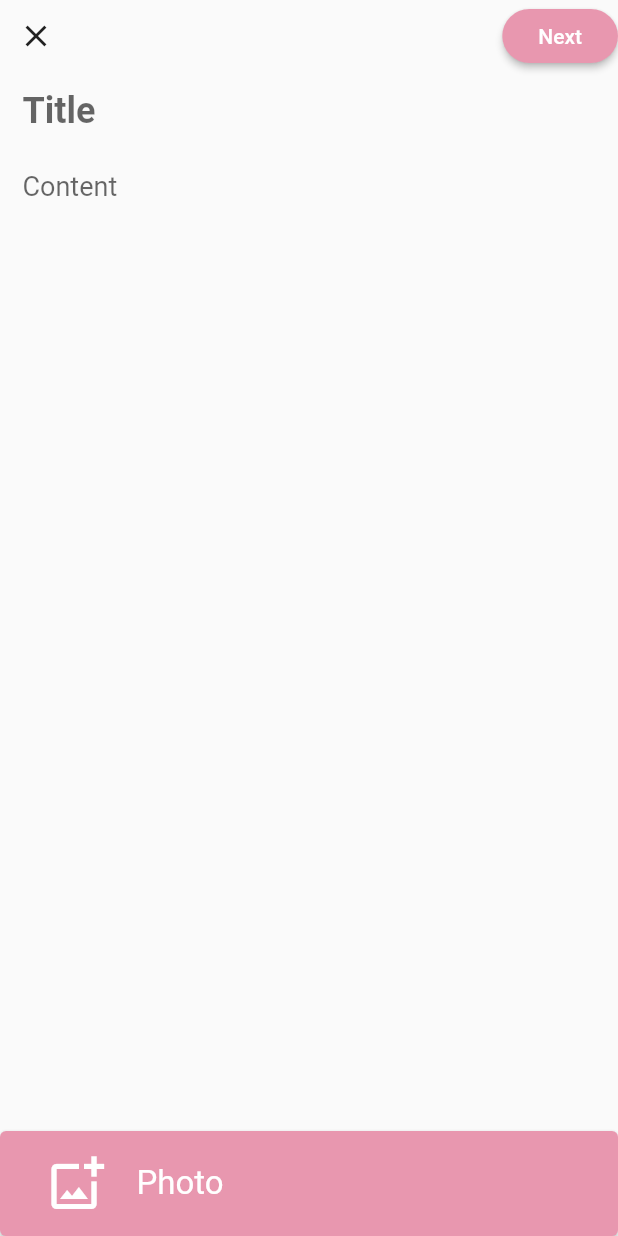
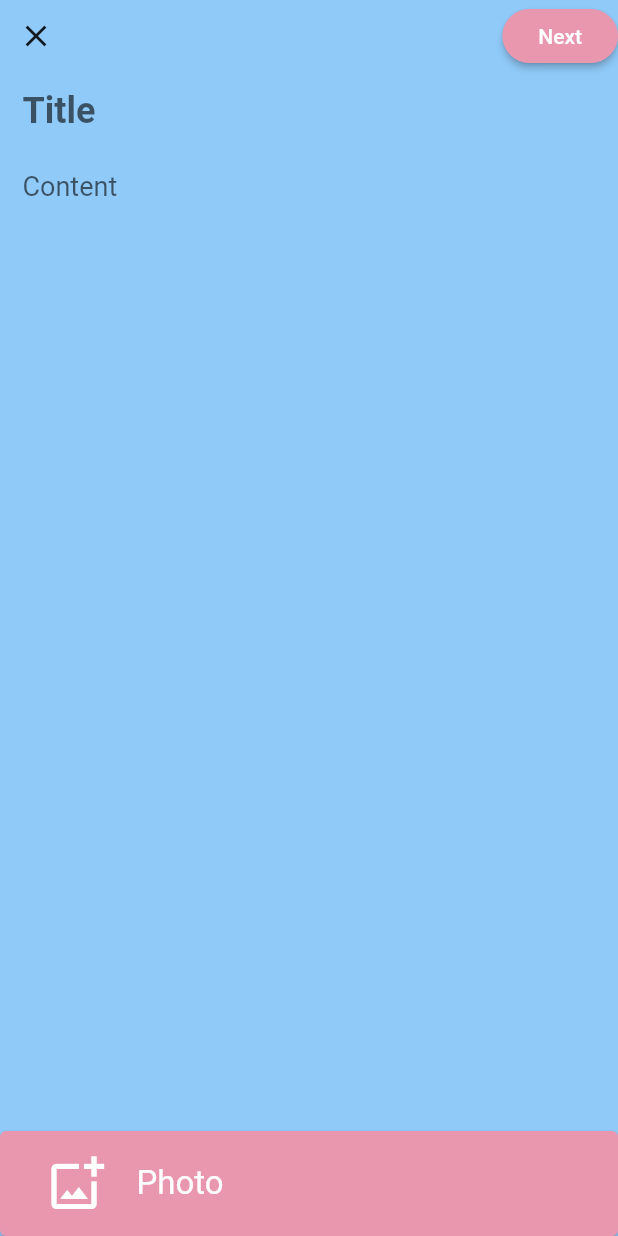
Before and after one commit to Thinc-Cu-Stack-Exchange/cu_problem_exchange, a Flutter app: the Create screen opened by its route, on a phone screen of 412 x 824 dp. Run offline on Flutter 3.47's test engine with Material 2 defaults, Android fonts, the phone set to English and light mode, and no system bars; our stand-ins replace carousel_slider, get, image_picker, photo_view; missing offline and left inert: colorful_safe_area.

Commit message:
Use carousel to display images

```diff
--- a/lib/page/create.dart
+++ b/lib/page/create.dart
@@ -1,5 +1,6 @@
 import 'dart:io';
 
+import 'package:carousel_slider/carousel_slider.dart';
 import 'package:flutter/material.dart';
 import 'package:get/get.dart';
 import 'package:image_picker/image_picker.dart';
@@ -13,6 +14,7 @@ class Create extends GetView<CreateController> {
   @override
   Widget build(BuildContext context) {
     return Scaffold(
+      backgroundColor: context.theme.backgroundColor,
       body: SafeArea(
         child: Column(
           children: [
@@ -37,11 +39,10 @@ class Create extends GetView<CreateController> {
             Expanded(
                 child: Padding(
                     padding: const EdgeInsets.symmetric(horizontal: 15),
-                    child: Obx(() => ListView.builder(
-                          itemCount: 2 + controller.imageList.length,
-                          itemBuilder: (BuildContext context, int index) {
-                            if (index == 0) {
-                              return TextField(
+                    child: ListView(
+                      padding: const EdgeInsets.only(bottom: 10),
+                      children: [
+                        TextField(
                           controller: controller.titleController,
                           style: const TextStyle(
                               fontSize: 24, fontWeight: FontWeight.bold),
@@ -50,34 +51,44 @@ class Create extends GetView<CreateController> {
                             hintText: 'Title',
                           ),
                           maxLines: null,
-                              );
-                            } else if (index == 1) {
-                              return TextField(
+                        ),
+                        TextField(
                           controller: controller.contentController,
                           style: const TextStyle(
-                                    fontSize: 18,
-                                    fontWeight: FontWeight.normal),
+                              fontSize: 18, fontWeight: FontWeight.normal),
                           decoration: const InputDecoration(
                             border: InputBorder.none,
                             hintText: 'Content',
                           ),
                           maxLines: null,
                           keyboardType: TextInputType.multiline,
-                              );
-                            } else {
-                              return LayoutBuilder(
-                                  builder: (_, constraints) => Obx(() =>
-                                      SizedBox(
-                                          height: constraints.maxWidth *
-                                              controller
-                                                  .imageRatios[index - 2].value,
-                                          child: PhotoView(
+                        ),
+                        Obx(() => controller.imageList.isNotEmpty
+                            ? Stack(alignment: Alignment.topRight, children: [
+                                CarouselSlider.builder(
+                                    itemCount: controller.imageList.length,
+                                    itemBuilder: (ctx, index, _) => PhotoView(
+                                          backgroundDecoration: BoxDecoration(
+                                              color: context
+                                                  .theme.backgroundColor),
                                           imageProvider:
-                                                controller.imageList[index - 2],
-                                          ))));
-                            }
-                          },
-                        )))),
+                                              controller.imageList[index],
+                                          minScale:
+                                              PhotoViewComputedScale.covered,
+                                        ),
+                                    options: CarouselOptions(
+                                        viewportFraction: 1,
+                                        onPageChanged:
+                                            controller.imagePageChanged)),
+                                Text(
+                                    "${controller.showingImageIndex}/${controller.imageList.length}",
+                                    textAlign: TextAlign.right,
+                                    style:
+                                        const TextStyle(color: Colors.white)),
+                              ])
+                            : Container()),
+                      ],
+                    ))),
             ElevatedButton(
                 onPressed: controller.addPhotoPressed,
                 child: Padding(
@@ -105,10 +116,9 @@ class Create extends GetView<CreateController> {
 }
 
 class CreateController extends GetxController {
-  RxList<FileImage> imageList = RxList<FileImage>();
+  final imageList = RxList<FileImage>();
 
-  // ratio (height / width)
-  final imageRatios = <Rx<double>>[];
+  final showingImageIndex = 1.obs;
 
   final titleController = TextEditingController();
   final contentController = TextEditingController();
@@ -123,34 +133,23 @@ class CreateController extends GetxController {
     Get.bottomSheet(bottomSheet);
   }
 
+  void imagePageChanged(int index, CarouselPageChangedReason _) {
+    showingImageIndex.value = index + 1;
+  }
+
   void pickImageFromCamera() async {
-    XFile? file = await ImagePicker().pickImage(source: ImageSource.camera);
-    addImage(file);
+    final file = await ImagePicker().pickImage(source: ImageSource.camera);
+    if (file == null) {
+      return;
+    }
+    imageList.add(FileImage(File(file.path)));
     Get.back();
   }
 
   void pickImageFromGallery() async {
-    XFile? file = await ImagePicker().pickImage(source: ImageSource.gallery);
-    addImage(file);
+    final files = await ImagePicker().pickMultiImage();
+    imageList.addAll(files.map((file) => FileImage(File(file.path))));
     Get.back();
-  }
-
-  void addImage(XFile? file) {
-    if (file == null) {
-      return;
-    }
-
-    final img = FileImage(File(file.path));
-    final idx = imageList.length;
-    imageList.add(img);
-    imageRatios.add(0.0.obs);
-
-    img
-        .resolve(const ImageConfiguration())
-        .addListener(ImageStreamListener((info, _) {
-      imageRatios[idx].value =
-          info.image.height.toDouble() / info.image.width.toDouble();
-    }));
   }
 
   @override
```
Lines whose indentation alone changed are shown as unchanged.
